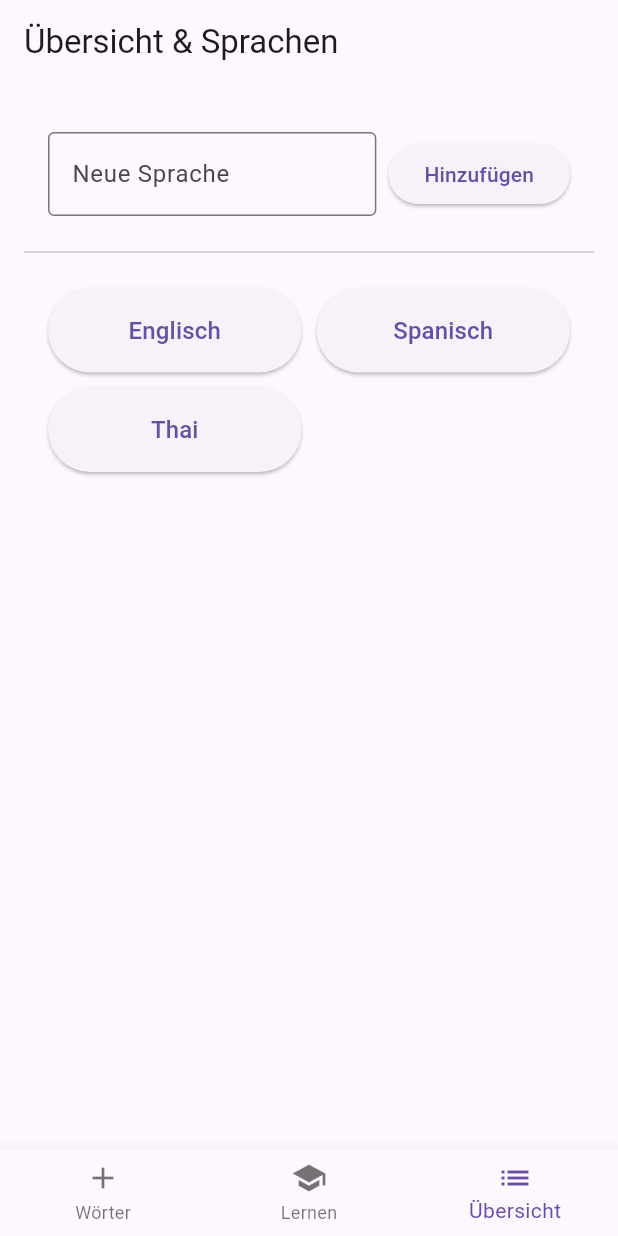
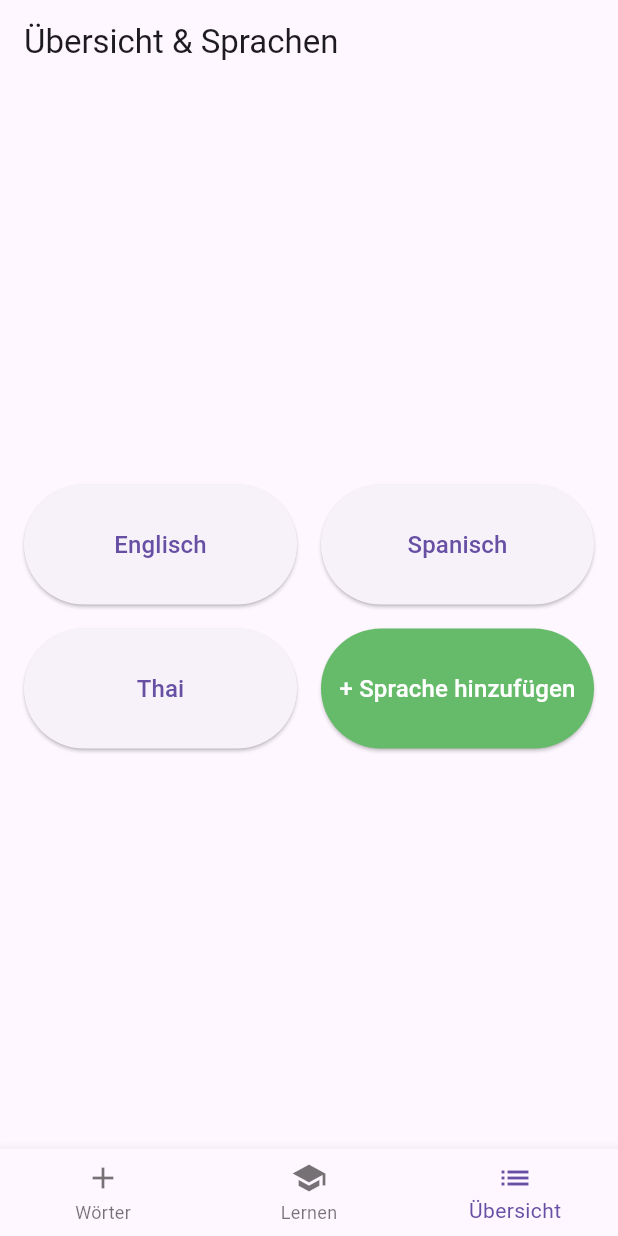
Before and after one commit to d-a-vi-d/voc_trainer, a Flutter app: the screen it shows after launch, item 3 of the bottom bar chosen, on a phone screen of 412 x 824 dp. Run offline on Flutter 3.47's test engine with Material 3 defaults, Android fonts, the phone set to English and light mode, and no system bars; our stand-ins replace shared_preferences.

Commit message:
grundfunktion fertig in 2 tagen lez goo

```diff
--- a/lib/screens/add_word_screen.dart
+++ b/lib/screens/add_word_screen.dart
@@ -28,6 +28,7 @@ class _AddWordScreenState extends State<AddWordScreen> {
               TextField(
                 controller: wordController,
                 decoration: const InputDecoration(labelText: 'Wort'),
+                autofocus: true,
               ),
               TextField(
                 controller: translationController,
@@ -52,6 +53,7 @@ class _AddWordScreenState extends State<AddWordScreen> {
                   ));
                   Navigator.of(context).pop();
                   setState(() {}); // optional, um Buttons neu zu rendern
+                  //_showAddWordDialog(language);
                 }
               },
               child: const Text('Speichern'),
--- a/lib/screens/learn_screen.dart
+++ b/lib/screens/learn_screen.dart
@@ -1,6 +1,5 @@
 import 'package:flutter/material.dart';
 import 'package:voc_trainer/screens/learn_mode_screen.dart';
-import 'voc_screen.dart';
 
 class LearnScreen extends StatelessWidget {
   const LearnScreen({super.key});
--- a/lib/screens/overview_screen.dart
+++ b/lib/screens/overview_screen.dart
@@ -75,47 +75,16 @@ class _OverviewScreenState extends State<OverviewScreen> {
       appBar: AppBar(title: const Text('Übersicht & Sprachen')),
       body: Padding(
         padding: const EdgeInsets.all(16.0),
-        child: Column(
+        child: Center(
+          child: Wrap(
+            spacing: 16,
+            runSpacing: 16,
             children: [
-            Padding(
-              padding: const EdgeInsets.all(16.0),
-              child: Row(
-                children: [
-                  Expanded(
-                    child: TextField(
-                      controller: _controller,
-                      decoration: const InputDecoration(
-                        labelText: 'Neue Sprache',
-                        border: OutlineInputBorder(),
-                      ),
-                    ),
-                  ),
-                  const SizedBox(width: 8),
-                  ElevatedButton(
-                    onPressed: _addLanguage,
-                    child: const Text('Hinzufügen'),
-                  )
-                ],
-              ),
-            ),
-            const Divider(),
-            Expanded(
-              child: GridView.builder(
-                padding: const EdgeInsets.all(16),
-                gridDelegate: const SliverGridDelegateWithFixedCrossAxisCount(
-                  crossAxisCount: 2,
-                  mainAxisSpacing: 10,
-                  crossAxisSpacing: 10,
-                  childAspectRatio: 3,
-                ),
-                itemCount: languages.length,
-                itemBuilder: (context, index) {
-                  final language = languages[index];
-
-                  return GestureDetector(
-                    onLongPress: () {
-                      _showDeleteDialog(language);
-                    },
+              ...languages.map((language) {
+                return SizedBox(
+                  width: MediaQuery.of(context).size.width / 2 - 24,
+                  child: GestureDetector(
+                    onLongPress: () => _showDeleteDialog(language),
                     child: ElevatedButton(
                       onPressed: () {
                         Navigator.push(
@@ -129,7 +98,6 @@ class _OverviewScreenState extends State<OverviewScreen> {
                         padding: EdgeInsets.zero,
                         minimumSize: const Size(double.infinity, 80),
                       ),
-                      child: Center(
                       child: Text(
                         language,
                         textAlign: TextAlign.center,
@@ -138,11 +106,61 @@ class _OverviewScreenState extends State<OverviewScreen> {
                     ),
                   ),
                 );
+              }),
+              SizedBox(
+                width: MediaQuery.of(context).size.width / 2 - 24,
+                child: ElevatedButton(
+                  onPressed: () {
+                    showDialog(
+                      context: context,
+                      builder: (context) {
+                        return AlertDialog(
+                          title: const Text('Neue Sprache hinzufügen'),
+                          content: TextField(
+                            controller: _controller,
+                            decoration: const InputDecoration(
+                              labelText: 'Sprache',
+                            ),
+                            autofocus: true,
+                            onSubmitted: (_) {
+                              Navigator.of(context).pop();
+                              _addLanguage();
                             },
+                          ),
+                          actions: [
+                            TextButton(
+                              onPressed: () {
+                                Navigator.of(context).pop();
+                              },
+                              child: const Text('Abbrechen'),
+                            ),
+                            TextButton(
+                              onPressed: () {
+                                Navigator.of(context).pop();
+                                _addLanguage();
+                              },
+                              child: const Text('Hinzufügen'),
+                            ),
+                          ],
+                        );
+                      },
+                    );
+                  },
+                  style: ElevatedButton.styleFrom(
+                    padding: EdgeInsets.zero,
+                    minimumSize: const Size(double.infinity, 80),
+                    backgroundColor: Colors.green[400],
+                  ),
+                  child: const Text(
+                    '+ Sprache hinzufügen',
+                    textAlign: TextAlign.center,
+                    style: TextStyle(fontSize: 16, color: Colors.white),
+                  ),
                 ),
               ),
             ],
           ),
+        )
       ),
     );
   }
```
Also changed, not shown: lib/main.dart (+1 -8 lines), lib/screens/learn_mode_screen.dart (+52 -16 lines). Lines whose indentation alone changed are shown as unchanged.
